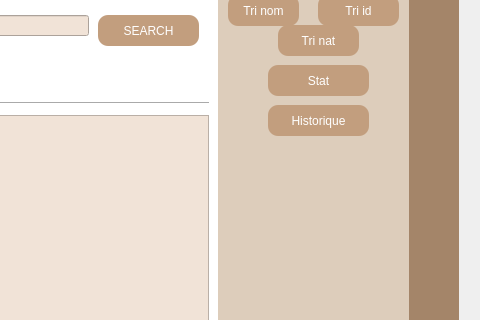
The window that mainwindow.ui (Projet-CPP-2A6/projetQT) describes before a commit, drawn with Qt 5; both pictures show x 771 to 1251 and y 164 to 484 of the 1251 by 720 pixel window.
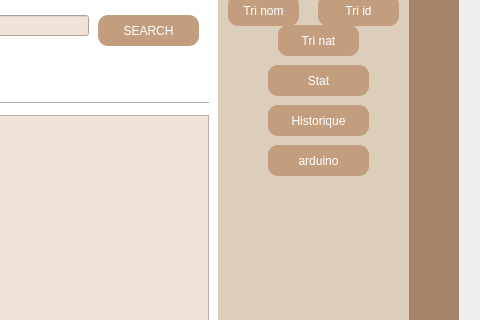
The same window after the commit. The open tabs and pages were chosen to show the change. Icons and pictures are not drawn.

Commit message: arduino finale

```diff
--- a/mainwindow.ui
+++ b/mainwindow.ui
@@ -2572,6 +2572,34 @@
           <string>Tri id</string>
          </property>
         </widget>
+        <widget class="QPushButton" name="arduino">
+         <property name="geometry">
+          <rect>
+           <x>50</x>
+           <y>260</y>
+           <width>101</width>
+           <height>31</height>
+          </rect>
+         </property>
+         <property name="styleSheet">
+          <string notr="true">QPushButton
+{
+border-radius:10px;
+background-color:#C29E7E;
+color:white;
+}
+QPushButton:pressed{
+padding-left:5px;
+padding-top:5px;
+background-color: #C29E7E;
+
+
+}</string>
+         </property>
+         <property name="text">
+          <string>arduino</string>
+         </property>
+        </widget>
        </widget>
       </widget>
      </widget>
```
Left out of the diff: 4 changed lines with no effect on the pictures. The commit also changes 9 other files.
